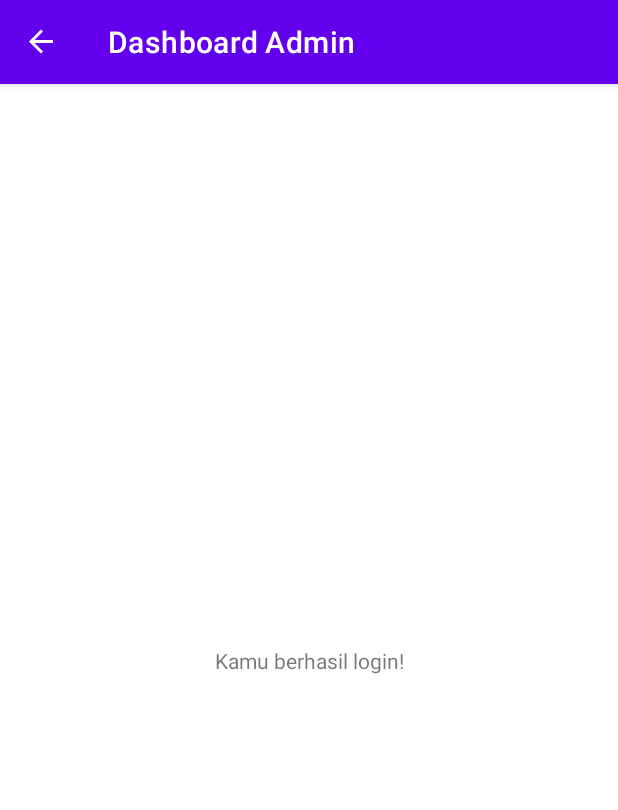
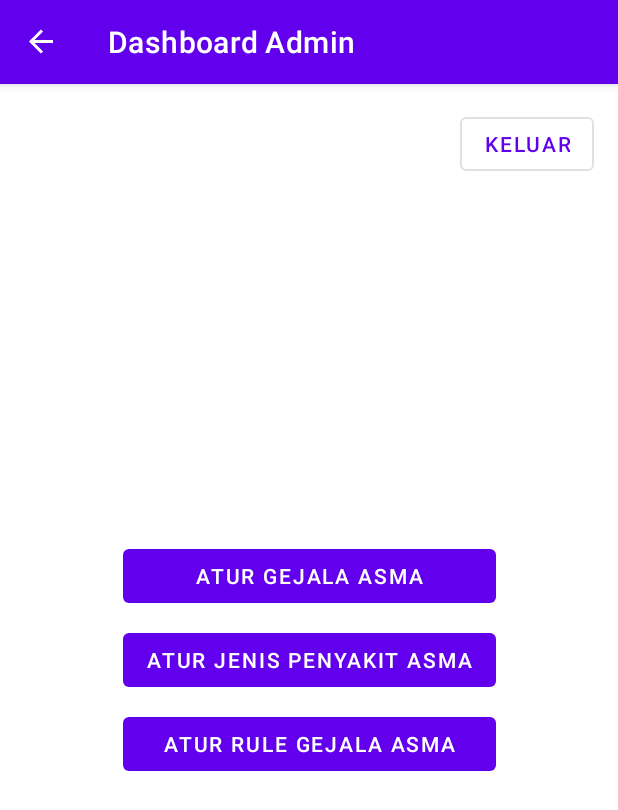
Before and after one commit to adtmhendra/sikarma, an Android app: the DashboardFragment screen opened through its navigation route, on a phone screen of 412 x 824 dp. Shown: the top 810 px of the screen. Run offline under Robolectric (Android 15) with nearby library versions, the phone set to English and light mode, and no system bars; our stand-ins replace Dagger/Hilt's generated code, navigation-ui.

Commit message:
dashboard fragment initial layout

```diff
--- a/app/src/main/res/layout/fragment_dashboard.xml
+++ b/app/src/main/res/layout/fragment_dashboard.xml
@@ -4,16 +4,48 @@
     xmlns:tools="http://schemas.android.com/tools"
     android:layout_width="match_parent"
     android:layout_height="match_parent"
+    android:padding="16dp"
     tools:context=".view.admin.DashboardFragment">
 
-    <TextView
+    <com.google.android.material.button.MaterialButton
+        android:id="@+id/button"
+        android:layout_width="0dp"
+        android:layout_height="wrap_content"
+        android:layout_marginBottom="8dp"
+        android:stateListAnimator="@null"
+        android:text="Atur gejala asma"
+        app:layout_constraintBottom_toTopOf="@+id/button2"
+        app:layout_constraintEnd_toEndOf="@+id/button2"
+        app:layout_constraintStart_toStartOf="@+id/button2" />
+
+    <com.google.android.material.button.MaterialButton
+        android:id="@+id/button2"
         android:layout_width="wrap_content"
         android:layout_height="wrap_content"
-        android:text="@string/kamu_berhasil_login"
+        android:stateListAnimator="@null"
+        android:text="Atur jenis penyakit asma"
         app:layout_constraintBottom_toBottomOf="parent"
         app:layout_constraintEnd_toEndOf="parent"
-        app:layout_constraintHorizontal_bias="0.5"
         app:layout_constraintStart_toStartOf="parent"
         app:layout_constraintTop_toTopOf="parent" />
 
+    <com.google.android.material.button.MaterialButton
+        android:id="@+id/button3"
+        android:layout_width="0dp"
+        android:layout_height="wrap_content"
+        android:layout_marginTop="8dp"
+        android:stateListAnimator="@null"
+        android:text="Atur rule gejala asma"
+        app:layout_constraintEnd_toEndOf="@+id/button2"
+        app:layout_constraintStart_toStartOf="@+id/button2"
+        app:layout_constraintTop_toBottomOf="@+id/button2" />
+
+    <com.google.android.material.button.MaterialButton
+        android:id="@+id/button4"
+        style="?attr/materialButtonOutlinedStyle"
+        android:layout_width="wrap_content"
+        android:layout_height="wrap_content"
+        android:text="Keluar"
+        app:layout_constraintEnd_toEndOf="parent"
+        app:layout_constraintTop_toTopOf="parent" />
 </androidx.constraintlayout.widget.ConstraintLayout>
```
